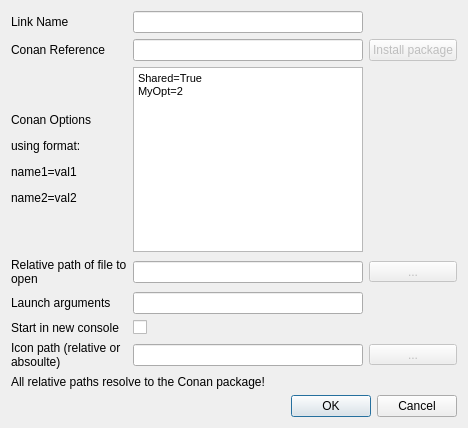
goszpeti/conan_explorer, file src/conan_app_launcher/ui/modules/app_grid/common/app_edit_dialog.ui: the form before one commit.
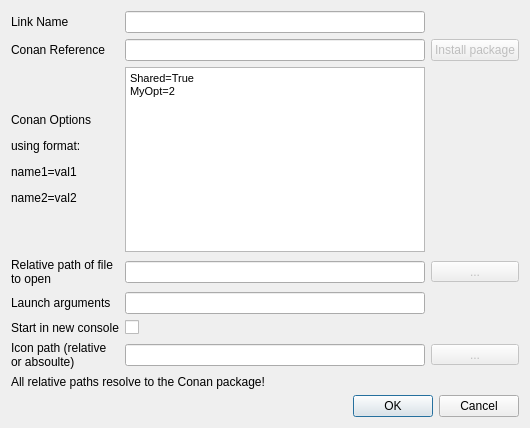
The form after the commit. Custom widgets are drawn as their Qt base class.

Commit message: Better size for edit app dialog

The edit to the form file:
```diff
--- a/src/conan_app_launcher/ui/modules/app_grid/common/app_edit_dialog.ui
+++ b/src/conan_app_launcher/ui/modules/app_grid/common/app_edit_dialog.ui
@@ -6,7 +6,7 @@
    <rect>
     <x>0</x>
     <y>0</y>
-    <width>468</width>
+    <width>512</width>
     <height>428</height>
    </rect>
   </property>
@@ -167,7 +167,14 @@
       </widget>
      </item>
      <item row="1" column="1">
-      <widget class="ConanRefLineEdit" name="conan_ref_line_edit"/>
+      <widget class="ConanRefLineEdit" name="conan_ref_line_edit">
+       <property name="minimumSize">
+        <size>
+         <width>300</width>
+         <height>0</height>
+        </size>
+       </property>
+      </widget>
      </item>
      <item row="4" column="0">
       <widget class="QLabel" name="args_label">
```
The commit also changes 1 other file.
